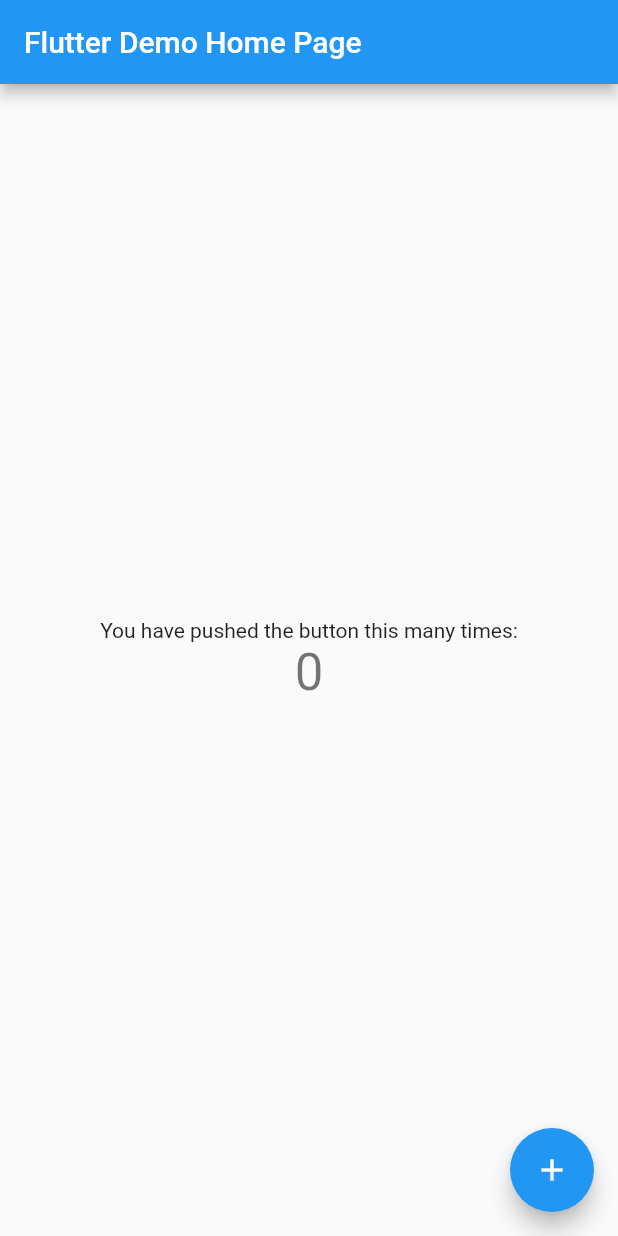
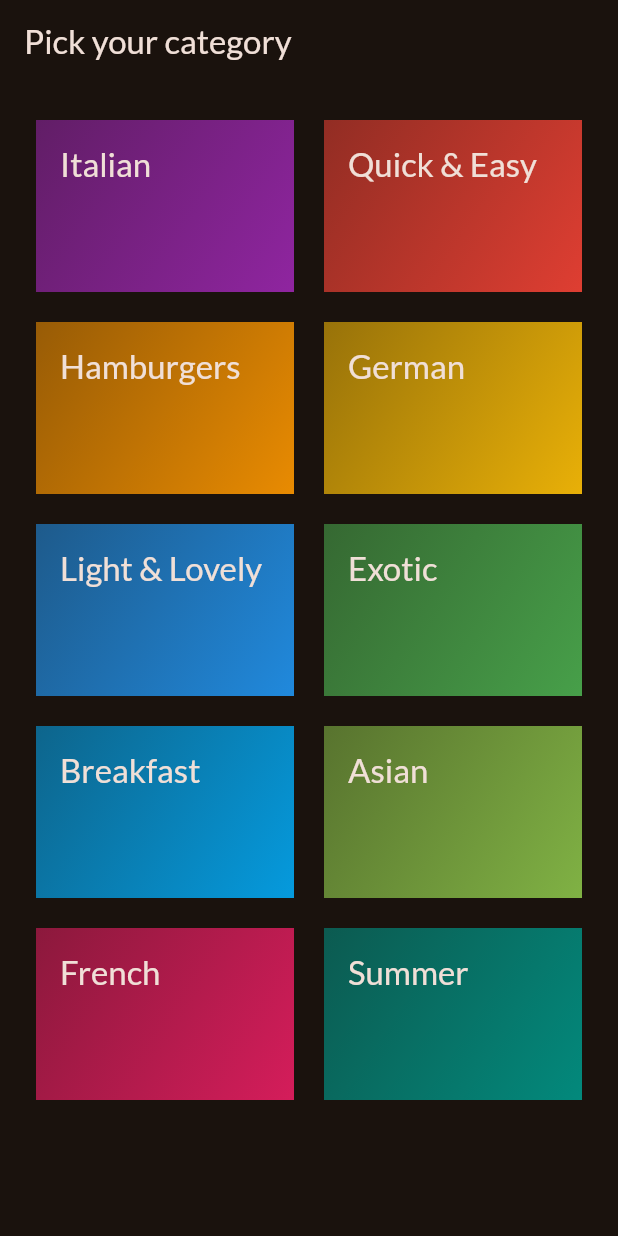
Before and after one commit to Avatbar/Flutter_Meals_App, a Flutter app: the screen it shows after launch, on a phone screen of 412 x 824 dp. Run offline on Flutter 3.47's test engine with Material 2 defaults, Android fonts, the phone set to English and light mode, and no system bars; our stand-ins replace google_fonts.

Commit message:
Added Grid with categories

```diff
--- /dev/null
+++ b/lib/data/dummy_data.dart
@@ -0,0 +1,56 @@
+import 'package:flutter/material.dart';
+
+import 'package:meals_app/models/category.dart';
+
+const availableCategories = [
+  Category(
+    id: 'c1',
+    title: 'Italian',
+    color: Colors.purple,
+  ),
+  Category(
+    id: 'c2',
+    title: 'Quick & Easy',
+    color: Colors.red,
+  ),
+  Category(
+    id: 'c3',
+    title: 'Hamburgers',
+    color: Colors.orange,
+  ),
+  Category(
+    id: 'c4',
+    title: 'German',
+    color: Colors.amber,
+  ),
+  Category(
+    id: 'c5',
+    title: 'Light & Lovely',
+    color: Colors.blue,
+  ),
+  Category(
+    id: 'c6',
+    title: 'Exotic',
+    color: Colors.green,
+  ),
+  Category(
+    id: 'c7',
+    title: 'Breakfast',
+    color: Colors.lightBlue,
+  ),
+  Category(
+    id: 'c8',
+    title: 'Asian',
+    color: Colors.lightGreen,
+  ),
+  Category(
+    id: 'c9',
+    title: 'French',
+    color: Colors.pink,
+  ),
+  Category(
+    id: 'c10',
+    title: 'Summer',
+    color: Colors.teal,
+  ),
+];
--- a/lib/main.dart
+++ b/lib/main.dart
@@ -1,115 +1,29 @@
 import 'package:flutter/material.dart';
 
+import 'package:google_fonts/google_fonts.dart';
+import 'package:meals_app/screens/categories.dart';
+
+final theme = ThemeData(
+  useMaterial3: true,
+  colorScheme: ColorScheme.fromSeed(
+    brightness: Brightness.dark,
+    seedColor: const Color.fromARGB(255, 131, 57, 0),
+  ),
+  textTheme: GoogleFonts.latoTextTheme(),
+);
+
 void main() {
-  runApp(const MyApp());
+  runApp(const App());
 }
 
-class MyApp extends StatelessWidget {
-  const MyApp({super.key});
+class App extends StatelessWidget {
+  const App({super.key});
 
-  // This widget is the root of your application.
   @override
   Widget build(BuildContext context) {
     return MaterialApp(
-      title: 'Flutter Demo',
-      theme: ThemeData(
-        // This is the theme of your application.
-        //
-        // Try running your application with "flutter run". You'll see the
-        // application has a blue toolbar. Then, without quitting the app, try
-        // changing the primarySwatch below to Colors.green and then invoke
-        // "hot reload" (press "r" in the console where you ran "flutter run",
-        // or simply save your changes to "hot reload" in a Flutter IDE).
-        // Notice that the counter didn't reset back to zero; the application
-        // is not restarted.
-        primarySwatch: Colors.blue,
-      ),
-      home: const MyHomePage(title: 'Flutter Demo Home Page'),
+        theme: theme,
+        home: const CategoriesScreen(),
     );
   }
 }
-
-class MyHomePage extends StatefulWidget {
-  const MyHomePage({super.key, required this.title});
-
-  // This widget is the home page of your application. It is stateful, meaning
-  // that it has a State object (defined below) that contains fields that affect
-  // how it looks.
-
-  // This class is the configuration for the state. It holds the values (in this
-  // case the title) provided by the parent (in this case the App widget) and
-  // used by the build method of the State. Fields in a Widget subclass are
-  // always marked "final".
-
-  final String title;
-
-  @override
-  State<MyHomePage> createState() => _MyHomePageState();
-}
-
-class _MyHomePageState extends State<MyHomePage> {
-  int _counter = 0;
-
-  void _incrementCounter() {
-    setState(() {
-      // This call to setState tells the Flutter framework that something has
-      // changed in this State, which causes it to rerun the build method below
-      // so that the display can reflect the updated values. If we changed
-      // _counter without calling setState(), then the build method would not be
-      // called again, and so nothing would appear to happen.
-      _counter++;
-    });
-  }
-
-  @override
-  Widget build(BuildContext context) {
-    // This method is rerun every time setState is called, for instance as done
-    // by the _incrementCounter method above.
-    //
-    // The Flutter framework has been optimized to make rerunning build methods
-    // fast, so that you can just rebuild anything that needs updating rather
-    // than having to individually change instances of widgets.
-    return Scaffold(
-      appBar: AppBar(
-        // Here we take the value from the MyHomePage object that was created by
-        // the App.build method, and use it to set our appbar title.
-        title: Text(widget.title),
-      ),
-      body: Center(
-        // Center is a layout widget. It takes a single child and positions it
-        // in the middle of the parent.
-        child: Column(
-          // Column is also a layout widget. It takes a list of children and
-          // arranges them vertically. By default, it sizes itself to fit its
-          // children horizontally, and tries to be as tall as its parent.
-          //
-          // Invoke "debug painting" (press "p" in the console, choose the
-          // "Toggle Debug Paint" action from the Flutter Inspector in Android
-          // Studio, or the "Toggle Debug Paint" command in Visual Studio Code)
-          // to see the wireframe for each widget.
-          //
-          // Column has various properties to control how it sizes itself and
-          // how it positions its children. Here we use mainAxisAlignment to
-          // center the children vertically; the main axis here is the vertical
-          // axis because Columns are vertical (the cross axis would be
-          // horizontal).
-          mainAxisAlignment: MainAxisAlignment.center,
-          children: <Widget>[
-            const Text(
-              'You have pushed the button this many times:',
-            ),
-            Text(
-              '$_counter',
-              style: Theme.of(context).textTheme.headlineMedium,
-            ),
-          ],
-        ),
-      ),
-      floatingActionButton: FloatingActionButton(
-        onPressed: _incrementCounter,
-        tooltip: 'Increment',
-        child: const Icon(Icons.add),
-      ), // This trailing comma makes auto-formatting nicer for build methods.
-    );
-  }
-}
--- /dev/null
+++ b/lib/models/category.dart
@@ -0,0 +1,13 @@
+import 'package:flutter/material.dart';
+
+class Category {
+  const Category({
+    required this.id,
+    required this.title,
+    this.color = Colors.orange,
+});
+
+  final String id;
+  final String title;
+  final Color color;
+}
--- /dev/null
+++ b/lib/screens/categories.dart
@@ -0,0 +1,29 @@
+import 'package:flutter/material.dart';
+import 'package:meals_app/data/dummy_data.dart';
+import 'package:meals_app/widgets/category_grid_item.dart';
+
+class CategoriesScreen extends StatelessWidget {
+  const CategoriesScreen({super.key});
+
+  @override
+  Widget build(BuildContext context) {
+    return Scaffold(
+      appBar: AppBar(
+        title: const Text("Pick your category"),
+      ),
+      body: GridView(
+        padding: const EdgeInsets.all(24),
+        gridDelegate: const SliverGridDelegateWithFixedCrossAxisCount(
+          crossAxisCount: 2,
+          childAspectRatio: 3 / 2,
+          crossAxisSpacing: 20,
+          mainAxisSpacing: 20,
+        ),
+        children: [
+          for (final category in availableCategories)
+            CategoryGridItem(category: category,)
+        ],
+      ),
+    );
+  }
+}
--- /dev/null
+++ b/lib/widgets/category_grid_item.dart
@@ -0,0 +1,27 @@
+import 'package:flutter/material.dart';
+import 'package:meals_app/models/category.dart';
+
+class CategoryGridItem extends StatelessWidget {
+  const CategoryGridItem({super.key, required this.category});
+
+  final Category category;
+
+  @override
+  Widget build(BuildContext context) {
+    return Container(
+      padding: const EdgeInsets.all(16),
+      decoration: BoxDecoration(
+        gradient: LinearGradient(colors: [
+          category.color.withOpacity(0.55),
+          category.color.withOpacity(0.9),
+        ], begin: Alignment.topLeft, end: Alignment.bottomRight),
+      ),
+      child: Text(
+        category.title,
+        style: Theme.of(context).textTheme.titleLarge!.copyWith(
+          color: Theme.of(context).colorScheme.onBackground,
+        ),
+      ),
+    );
+  }
+}
--- a/pubspec.yaml
+++ b/pubspec.yaml
@@ -35,6 +35,7 @@ dependencies:
   # The following adds the Cupertino Icons font to your application.
   # Use with the CupertinoIcons class for iOS style icons.
   cupertino_icons: ^1.0.2
+  google_fonts: ^4.0.3
 
 dev_dependencies:
   flutter_test:
```
Also changed, not shown: 6 other files.
